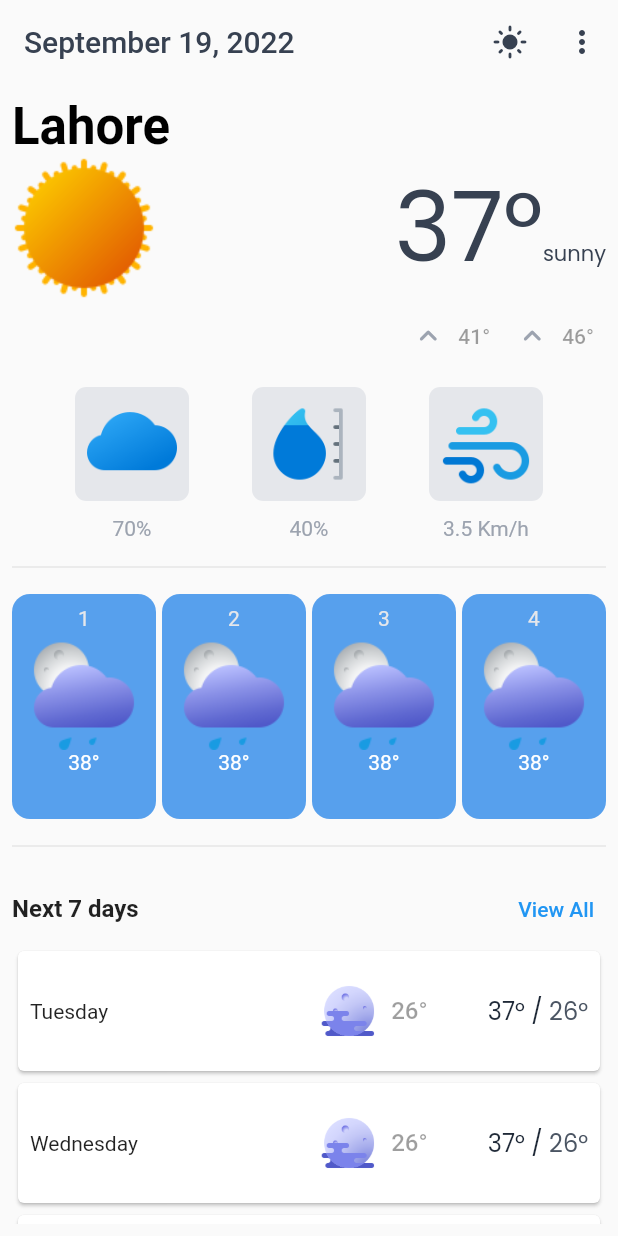
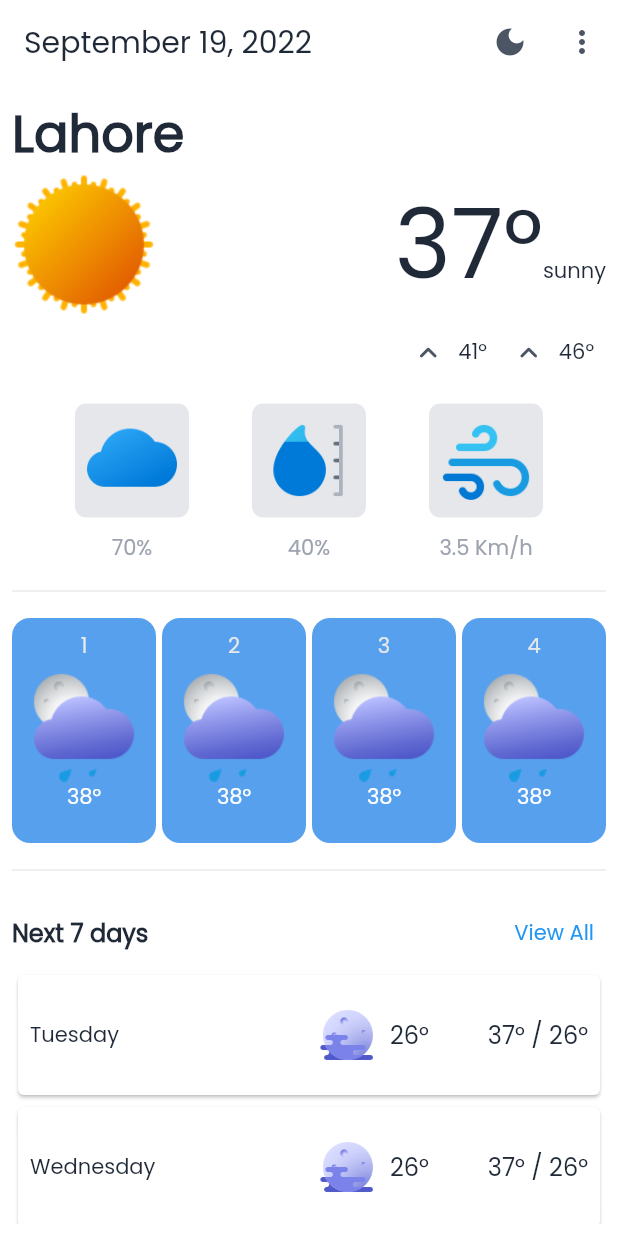
Before and after one commit to TalhaShakel/Weather-App, a Flutter app: the screen it shows after launch, on a phone screen of 412 x 824 dp. Run offline on Flutter 3.47's test engine with Material 2 defaults, Android fonts, the phone set to English and light mode, and no system bars; our stand-ins replace firebase_core, get, velocity_x; accounts and stored records are empty.

Commit message:
Project near to complete

```diff
--- a/lib/controllers/main_controller.dart
+++ b/lib/controllers/main_controller.dart
@@ -1,18 +1,16 @@
 // import 'package:demo_application/services/api_services.dart';
 import 'package:flutter/material.dart';
-import 'package:geolocator/geolocator.dart';
 import 'package:get/get.dart';
-import 'package:weather_app/services/api_services.dart';
 
 class MainController extends GetxController {
   @override
-  void onInit() async {
-    await getUserLocation();
-    currentWeatherData = getCurrentWeather(latitude.value, longitude.value);
-    hourlyWeatherData = getHourlyWeather(latitude.value, longitude.value);
+  // void onInit() async {
+  // await getUserLocation();
+  // currentWeatherData = getCurrentWeather(latitude.value, longitude.value);
+  // hourlyWeatherData = getHourlyWeather(latitude.value, longitude.value);
 
-    super.onInit();
-  }
+  // super.onInit();
+  // }
 
   var isDark = false.obs;
   dynamic currentWeatherData;
@@ -27,29 +25,32 @@ class MainController extends GetxController {
     Get.changeThemeMode(isDark.value ? ThemeMode.dark : ThemeMode.light);
   }
 
-  getUserLocation() async {
-    bool isLocationEnabled;
-    LocationPermission userPermission;
+  // getUserLocation() async {
+  //   bool isLocationEnabled;
+  //   LocationPermission userPermission;
 
-    isLocationEnabled = await Geolocator.isLocationServiceEnabled();
-    if (!isLocationEnabled) {
-      return Future.error("Location is not enabled");
-    }
+  //   isLocationEnabled = await Geolocator.isLocationServiceEnabled();
+  //   if (!isLocationEnabled) {
+  //     return Future.error("Location is not enabled");
+  //   }
 
-    userPermission = await Geolocator.checkPermission();
-    if (userPermission == LocationPermission.deniedForever) {
-      return Future.error("Permission is denied forever");
-    } else if (userPermission == LocationPermission.denied) {
-      userPermission = await Geolocator.requestPermission();
-      if (userPermission == LocationPermission.denied) {
-        return Future.error("Permission is denied");
-      }
-    }
+  //   userPermission = await Geolocator.checkPermission();
+  //   if (userPermission == LocationPermission.deniedForever) {
+  //     return Future.error("Permission is denied forever");
+  //   } else if (userPermission == LocationPermission.denied) {
+  //     userPermission = await Geolocator.requestPermission();
+  //     if (userPermission == LocationPermission.denied) {
+  //       return Future.error("Permission is denied");
+  //     }
+  //   }
 
-    return await Geolocator.getCurrentPosition(desiredAccuracy: LocationAccuracy.high).then((value) {
-      latitude.value = value.latitude;
-      longitude.value = value.longitude;
-      isloaded.value = true;
-    });
-  }
+  //   return await Geolocator.getCurrentPosition(
+  //           desiredAccuracy: LocationAccuracy.high)
+  //       .then((value) {
+  //     latitude.value = value.latitude;
+  //     longitude.value = value.longitude;
+  //     isloaded.value = true;
+  //   });
+  // }
+
 }
--- a/lib/main.dart
+++ b/lib/main.dart
@@ -5,6 +5,8 @@ import 'package:velocity_x/velocity_x.dart';
 import 'package:weather_app/consts/colors.dart';
 import 'package:weather_app/consts/images.dart';
 import 'package:weather_app/consts/strings.dart';
+import 'package:weather_app/controllers/main_controller.dart';
+import 'package:weather_app/utils/our_themes.dart';
 
 void main() {
   runApp(const MyApp());
@@ -17,20 +19,11 @@ class MyApp extends StatelessWidget {
   @override
   Widget build(BuildContext context) {
     return GetMaterialApp(
+      darkTheme: CustomThemes.darkTheme,
       debugShowCheckedModeBanner: false,
       title: 'Flutter Demo',
-      theme: ThemeData(
-        // This is the theme of your application.
-        //
-        // Try running your application with "flutter run". You'll see the
-        // application has a blue toolbar. Then, without quitting the app, try
-        // changing the primarySwatch below to Colors.green and then invoke
-        // "hot reload" (press "r" in the console where you ran "flutter run",
-        // or simply save your changes to "hot reload" in a Flutter IDE).
-        // Notice that the counter didn't reset back to zero; the application
-        // is not restarted.
-        primarySwatch: Colors.blue,
-      ),
+      theme: CustomThemes.lightTheme,
+      themeMode: ThemeMode.system,
       home: WeatherApp(),
     );
   }
@@ -39,25 +32,31 @@ class MyApp extends StatelessWidget {
 class WeatherApp extends StatelessWidget {
   WeatherApp({Key? key}) : super(key: key);
   var date = DateFormat("yMMMMd").format(DateTime.now());
+  var controller = Get.put(MainController());
+
   @override
   Widget build(BuildContext context) {
+    var theme = Theme.of(context);
     return Scaffold(
+      backgroundColor: theme.scaffoldBackgroundColor,
       appBar: AppBar(
         backgroundColor: Colors.transparent,
         elevation: 0.0,
-        title: date.text.gray700.make(),
+        title: date.text.color(theme.primaryColor).make(),
         actions: [
+          Obx(() => IconButton(
+              onPressed: () {
+                controller.changeTheme();
+              },
+              icon: Icon(
+                controller.isDark.value ? Icons.light_mode : Icons.dark_mode,
+                color: theme.iconTheme.color,
+              ))),
           IconButton(
               onPressed: () {},
-              icon: const Icon(
-                Icons.light_mode,
-                color: Vx.gray700,
-              )),
-          IconButton(
-              onPressed: () {},
-              icon: const Icon(
+              icon: Icon(
                 Icons.more_vert,
-                color: Vx.gray700,
+                color: theme.iconTheme.color,
               )),
         ],
       ),
@@ -66,22 +65,22 @@ class WeatherApp extends StatelessWidget {
         child: Column(
           crossAxisAlignment: CrossAxisAlignment.start,
           children: [
-            "Lahore".text.size(34).black.bold.make(),
+            "Lahore".text.color(theme.primaryColor).size(34).bold.make(),
             Row(mainAxisAlignment: MainAxisAlignment.spaceBetween, children: [
               Image.asset("assets/weather/01d.png"),
               RichText(
-                  text: const TextSpan(children: [
+                  text: TextSpan(children: [
                 TextSpan(
                     text: "37$degree",
                     style: TextStyle(
-                      color: Vx.gray700,
+                      color: theme.primaryColor,
                       fontSize: 64,
                       fontFamily: "poppins",
                     )),
                 TextSpan(
                     text: "sunny",
                     style: TextStyle(
-                      color: Vx.gray700,
+                      color: theme.primaryColor,
                       fontSize: 14,
                       fontFamily: "poppins",
                     )),
@@ -92,19 +91,19 @@ class WeatherApp extends StatelessWidget {
               children: [
                 TextButton.icon(
                   onPressed: null,
-                  icon: const Icon(
+                  icon: Icon(
                     Icons.expand_less_rounded,
-                    color: Vx.gray400,
+                    color: theme.iconTheme.color,
                   ),
-                  label: "41$degree".text.make(),
+                  label: "41$degree".text.color(theme.primaryColor).make(),
                 ),
                 TextButton.icon(
                   onPressed: null,
-                  icon: const Icon(
+                  icon: Icon(
                     Icons.expand_less_rounded,
-                    color: Vx.gray400,
+                    color: theme.iconTheme.color,
                   ),
-                  label: "46$degree".text.make(),
+                  label: "46$degree".text.color(theme.primaryColor).make(),
                 )
               ],
             ),
@@ -163,7 +162,12 @@ class WeatherApp extends StatelessWidget {
             Row(
               mainAxisAlignment: MainAxisAlignment.spaceBetween,
               children: [
-                "Next 7 days".text.semiBold.size(16).make(),
+                "Next 7 days"
+                    .text
+                    .color(theme.primaryColor)
+                    .semiBold
+                    .size(16)
+                    .make(),
                 TextButton(onPressed: () {}, child: "View All".text.make()),
               ],
             ),
@@ -175,34 +179,40 @@ class WeatherApp extends StatelessWidget {
                 var day = DateFormat("EEEE")
                     .format(DateTime.now().add(Duration(days: index + 1)));
                 return Card(
+                  color: theme.cardColor,
                   child: Padding(
                     padding: const EdgeInsets.symmetric(
                         horizontal: 8.0, vertical: 12),
                     child: Row(
                       mainAxisAlignment: MainAxisAlignment.spaceBetween,
                       children: [
-                        Expanded(child: day.text.make()),
+                        Expanded(
+                            child: day.text.color(theme.primaryColor).make()),
                         Expanded(
                           child: TextButton.icon(
                               onPressed: null,
                               icon: Image.asset("assets/weather/50n.png",
                                   width: 40),
-                              label: "26$degree".text.size(16).make()),
+                              label: "26$degree"
+                                  .text
+                                  .color(theme.primaryColor)
+                                  .size(16)
+                                  .make()),
                         ),
                         RichText(
-                          text: const TextSpan(
+                          text: TextSpan(
                             children: [
                               TextSpan(
                                   text: "37$degree /",
                                   style: TextStyle(
-                                    color: Vx.gray800,
+                                    color: theme.primaryColor,
                                     fontFamily: "poppins",
                                     fontSize: 16,
                                   )),
                               TextSpan(
                                   text: " 26$degree",
                                   style: TextStyle(
-                                    color: Vx.gray600,
+                                    color: theme.primaryColor,
                                     fontFamily: "poppins",
                                     fontSize: 16,
                                   )),
--- /dev/null
+++ b/lib/utils/our_themes.dart
@@ -0,0 +1,22 @@
+import 'package:flutter/material.dart';
+import 'package:velocity_x/velocity_x.dart';
+import 'package:weather_app/consts/colors.dart';
+
+class CustomThemes {
+  static final lightTheme = ThemeData(
+    cardColor: Colors.white,
+    fontFamily: "poppins",
+    scaffoldBackgroundColor: Colors.white,
+    primaryColor: Vx.gray800,
+    iconTheme: const IconThemeData(
+      color: Vx.gray600,
+    ),
+  );
+  static final darkTheme = ThemeData(
+    cardColor: bgColor.withOpacity(0.6),
+    fontFamily: "poppins",
+    scaffoldBackgroundColor: bgColor,
+    primaryColor: Colors.white,
+    iconTheme: const IconThemeData(color: Colors.white),
+  );
+}
```
